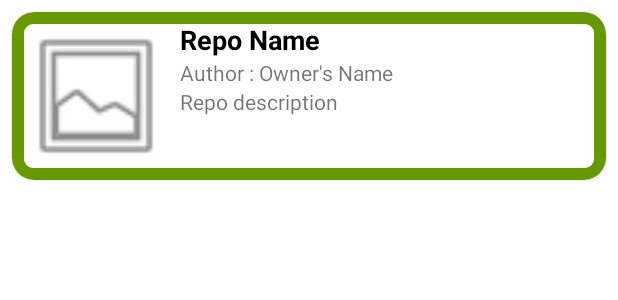
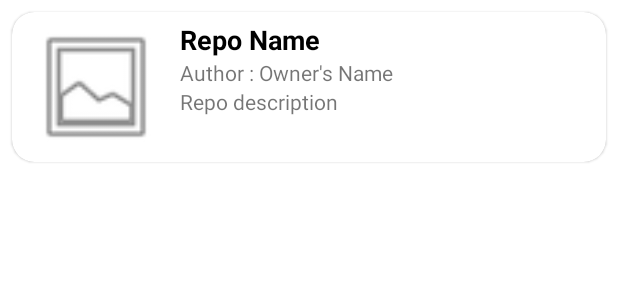
Before and after one commit to shahsamir97/TherapTask, an Android app: the layout repo_layout.xml on its own in the app's theme, with its tools: preview values and no code run, on a phone screen of 412 x 824 dp. Shown: the top 300 px of the screen. Run offline under Robolectric (Android 15) with nearby library versions, the phone set to English and light mode, and no system bars.

Commit message:
forked repos are highlighted now with green border

```diff
--- a/app/src/main/java/com/apps/therapassignment/ui/repolist/RepoListAdapter.kt
+++ b/app/src/main/java/com/apps/therapassignment/ui/repolist/RepoListAdapter.kt
@@ -3,6 +3,7 @@ package com.apps.therapassignment.ui.repolist
 import android.view.LayoutInflater
 import android.view.ViewGroup
 import androidx.recyclerview.widget.RecyclerView
+import com.apps.therapassignment.R
 import com.apps.therapassignment.databinding.RepoLayoutBinding
 import com.apps.therapassignment.model.Repository
 import com.bumptech.glide.Glide
@@ -23,6 +24,7 @@ class RepoListAdapter(private var repoList: ArrayList<Repository>) :
                 repoName.text = repo.name
                 authorName.text = repo.owner?.login
                 repoDescription.text = repo.description
+                if (repo.fork) cardLayout.setBackgroundResource(R.drawable.rounded_highlighted_corner)
                 Glide.with(imageView.context).load(repo.owner?.avatar_url).into(imageView)
             }
         }
--- a/app/src/main/res/layout/repo_layout.xml
+++ b/app/src/main/res/layout/repo_layout.xml
@@ -8,15 +8,16 @@
     app:cardCornerRadius="@dimen/card_radius">
 
     <androidx.constraintlayout.widget.ConstraintLayout
+        android:id="@+id/cardLayout"
         android:layout_width="match_parent"
-        android:layout_height="wrap_content"
-        android:padding="@dimen/card_padding"
-        android:background="@drawable/rounded_highlighted_corner">
+        android:layout_height="100dp"
+        android:padding="@dimen/card_padding">
 
         <ImageView
             android:id="@+id/imageView"
             android:layout_width="100dp"
-            android:layout_height="100dp"
+            android:layout_height="0dp"
+            app:layout_constraintBottom_toBottomOf="parent"
             app:layout_constraintStart_toStartOf="parent"
             app:layout_constraintTop_toTopOf="parent"
             app:srcCompat="@android:drawable/ic_menu_gallery" />
```
